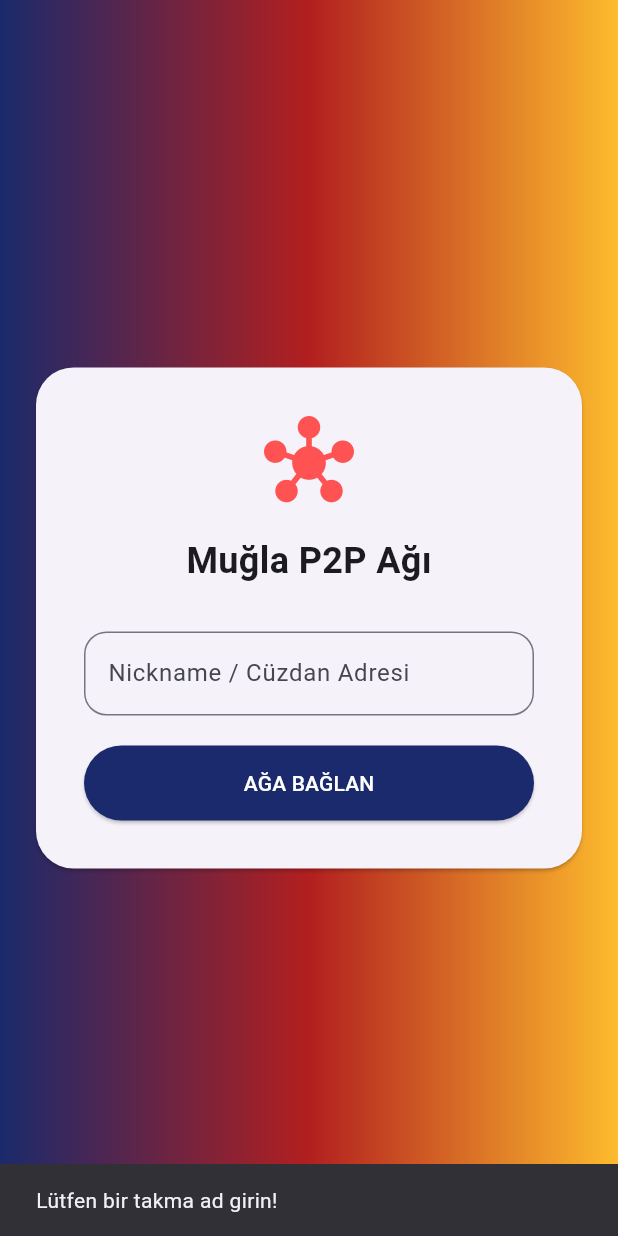
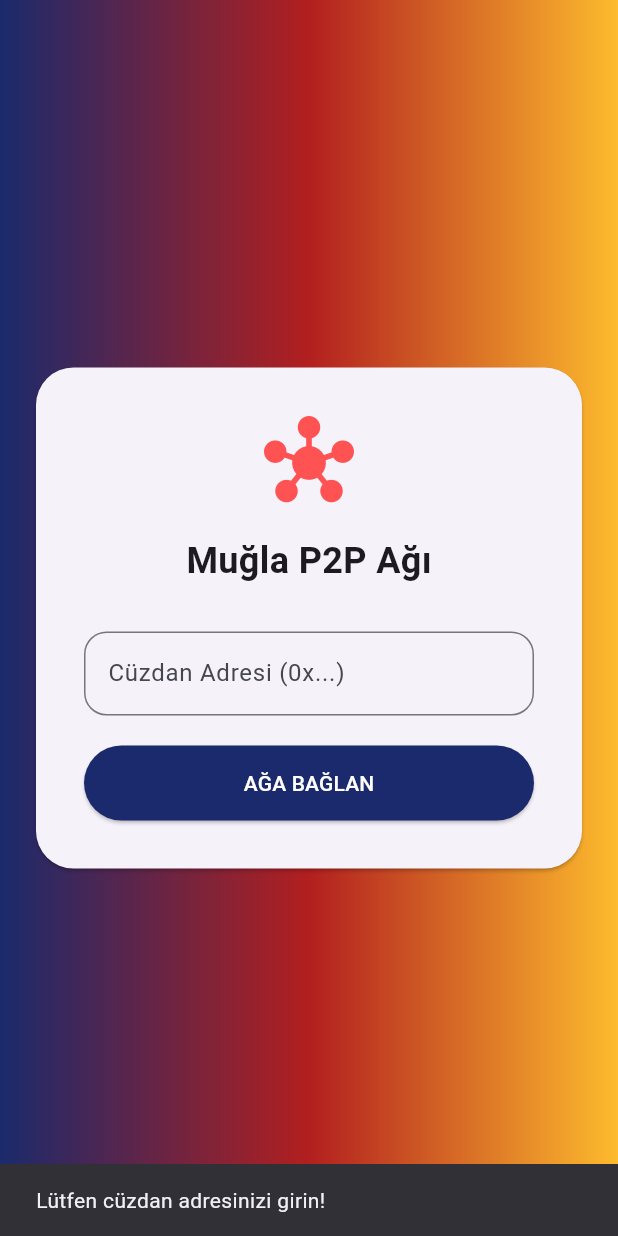
Before and after one commit to glanza1/Decentralized-Volunteer-Network-Disaster-Response-Map, a Flutter app: the screen it shows after launch, after a tap on "AĞA BAĞLAN", on a phone screen of 412 x 824 dp. Run offline on Flutter 3.47's test engine with Material 3 defaults, Android fonts, the phone set to English and light mode, and no system bars; our stand-ins replace flutter_map, latlong2, shared_preferences; missing offline and left inert: flutter_map_marker_cluster; network calls fail.

Commit message:
some fixes in wallet integration and ui

```diff
--- a/lib/screens/profile_screen.dart
+++ b/lib/screens/profile_screen.dart
@@ -25,8 +25,8 @@ class _ProfileScreenState extends State<ProfileScreen> {
   double _meshBalance = 0.0;
   int _packetsRelayed = 0;
 
-  // Test wallet address (in production, get from user's wallet)
-  static const String _testAddress = "0xf39Fd6e51aad88F6F4ce6aB8827279cffFb92266";
+  // Test wallet address (matching .wallets/f018c3a8cfa5b17a36180a293092ec884b8eca61.json)
+  static const String _testAddress = "0xF018C3A8cfa5B17a36180a293092Ec884B8ecA61";
 
   @override
   void initState() {
--- a/lib/screens/welcome_screen.dart
+++ b/lib/screens/welcome_screen.dart
@@ -11,16 +11,34 @@ class WelcomeScreen extends StatefulWidget {
 class _WelcomeScreenState extends State<WelcomeScreen> {
   final TextEditingController _nameController = TextEditingController();
 
+  bool _isValidEthereumAddress(String address) {
+    final regex = RegExp(r'^0x[a-fA-F0-9]{40}$');
+    return regex.hasMatch(address);
+  }
+
   Future<void> _saveNameAndEnter() async {
-    if (_nameController.text.isNotEmpty) {
-      final prefs = await SharedPreferences.getInstance();
-      await prefs.setString('user_nickname', _nameController.text);
-      if (mounted) Navigator.pushNamed(context, '/map');
-    } else {
+    final input = _nameController.text.trim();
+
+    if (input.isEmpty) {
       ScaffoldMessenger.of(context).showSnackBar(
-        const SnackBar(content: Text("Lütfen bir takma ad girin!")),
+        const SnackBar(content: Text("Lütfen cüzdan adresinizi girin!")),
       );
+      return;
     }
+
+    if (!_isValidEthereumAddress(input)) {
+      ScaffoldMessenger.of(context).showSnackBar(
+        const SnackBar(
+          content: Text("Geçersiz cüzdan adresi! 0x ile başlayan 42 karakterlik adres girin."),
+          backgroundColor: Colors.red,
+        ),
+      );
+      return;
+    }
+
+    final prefs = await SharedPreferences.getInstance();
+    await prefs.setString('user_nickname', input);
+    if (mounted) Navigator.pushNamed(context, '/map');
   }
 
   @override
@@ -50,7 +68,7 @@ class _WelcomeScreenState extends State<WelcomeScreen> {
                     TextField(
                       controller: _nameController,
                       decoration: InputDecoration(
-                        labelText: 'Nickname / Cüzdan Adresi',
+                        labelText: 'Cüzdan Adresi (0x...)',
                         border: OutlineInputBorder(borderRadius: BorderRadius.circular(15)),
                       ),
                     ),
```
Also changed, not shown: pubspec.lock, 3 other files.
